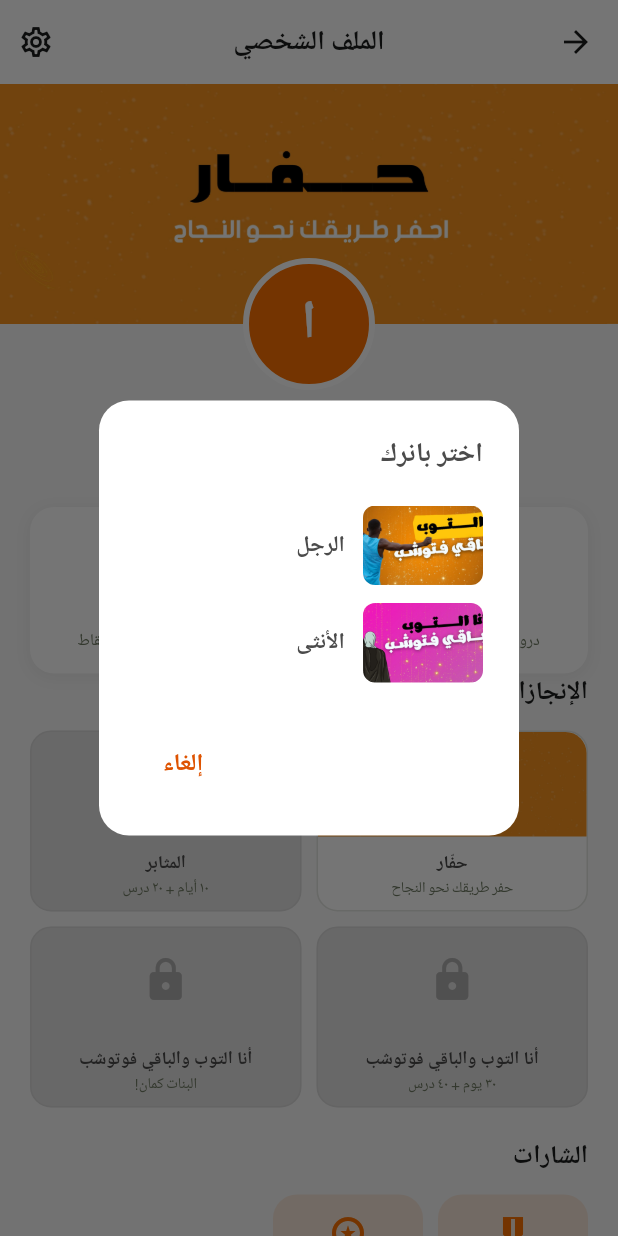
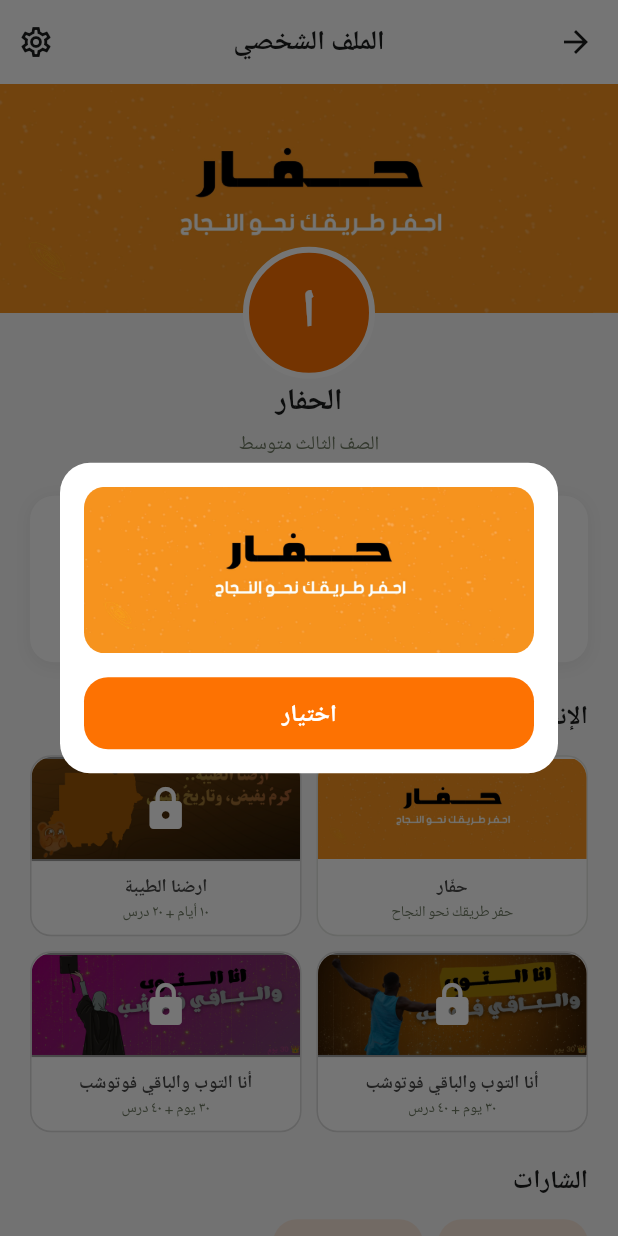
Before and after one commit to Modather22222/haffar, a Flutter app: the ProfileScreen screen opened directly with empty values, after a tap on "حفّار", on a phone screen of 412 x 824 dp. Run offline on Flutter 3.47's test engine with Material 3 defaults, Android fonts, the phone set to English and light mode, and no system bars; our stand-ins replace audioplayers, firebase_core, firebase_messaging, flutter_local_notifications, flutter_svg, go_router and 4 more; accounts and stored records are empty; network calls fail.

Commit message:
feat: banner unlocks, selection dialog, and ratio-safe banner art

```diff
--- a/lib/screens/profile_screen.dart
+++ b/lib/screens/profile_screen.dart
@@ -2,18 +2,24 @@ import '../design_system/colors.dart';
 import '../widgets/profile_view.dart';
 import '../providers/economy_provider.dart';
 import '../providers/progress_provider.dart';
+import '../services/banner_repository.dart';
+import '../utils/app_logger.dart';
+import '../utils/app_toast.dart';
 import '../utils/routes.dart';
 import 'package:go_router/go_router.dart';
 import 'package:flutter/material.dart';
 import 'package:provider/provider.dart';
+import 'package:supabase_flutter/supabase_flutter.dart';
 
 /// Banner assets available per achievement tier.
 class _Banner {
+  final String key;
   final String asset;
   final String title;
   final String desc;
   final bool unlocked;
   const _Banner({
+    required this.key,
     required this.asset,
     required this.title,
     required this.desc,
@@ -61,8 +67,38 @@ class ProfileScreen extends StatelessWidget {
   }
 }
 
-class _ProfileBody extends StatelessWidget {
+class _ProfileBody extends StatefulWidget {
   const _ProfileBody();
+
+  @override
+  State<_ProfileBody> createState() => _ProfileBodyState();
+}
+
+class _ProfileBodyState extends State<_ProfileBody> {
+  /// Server-computed unlock flags (get_my_banners RPC). Empty until the
+  /// fetch lands — and stays empty on failure — in which case the local
+  /// threshold fallback in _bannerGrid applies.
+  Map<String, bool> _bannerUnlocks = {};
+
+  @override
+  void initState() {
+    super.initState();
+    _loadBannerUnlocks();
+  }
+
+  Future<void> _loadBannerUnlocks() async {
+    try {
+      final unlocks = await BannerRepository(
+        Supabase.instance.client,
+      ).getUnlocks();
+      if (mounted && unlocks.isNotEmpty) {
+        setState(() => _bannerUnlocks = unlocks);
+      }
+    } catch (e, st) {
+      AppLog.warn('get_my_banners failed: $e');
+      AppLog.error('get_my_banners', e, st);
+    }
+  }
 
   /// Select banner asset based on user progress thresholds.
   String _selectedBannerAsset(int streak, int lessons) {
@@ -88,10 +124,9 @@ class _ProfileBody extends StatelessWidget {
         xp: economy.xp,
         streak: economy.streak,
         completedLessons: progress.completedLessons,
-        bannerAsset: _selectedBannerAsset(
-          economy.streak,
-          progress.completedLessons,
-        ),
+        bannerAsset:
+            BannerRepository.assets[economy.selectedBanner] ??
+            _selectedBannerAsset(economy.streak, progress.completedLessons),
         trailing: (ctx) => _achievementsSection(ctx),
       ),
     );
@@ -99,7 +134,7 @@ class _ProfileBody extends StatelessWidget {
 
   Widget _achievementsSection(BuildContext context) {
     return Padding(
-      padding: const EdgeInsets.symmetric(horizontal: 20),
+      padding: const EdgeInsets.fromLTRB(20, 24, 20, 0),
       child: Column(
         crossAxisAlignment: CrossAxisAlignment.start,
         children: [
@@ -144,28 +179,32 @@ class _ProfileBody extends StatelessWidget {
 
     final banners = [
       _Banner(
+        key: 'first',
         asset: 'assets/banners/first_banner.jpg',
         title: 'حفّار',
         desc: 'حفر طريقك نحو النجاح',
-        unlocked: true,
+        unlocked: _bannerUnlocks['first'] ?? true,
       ),
       _Banner(
+        key: 'second',
         asset: 'assets/banners/second_banner.jpg',
-        title: 'المثابر',
+        title: 'ارضنا الطيبة',
         desc: '١٠ أيام + ٢٠ درس',
-        unlocked: streak >= 10 && lessons >= 20,
+        unlocked: _bannerUnlocks['second'] ?? (streak >= 10 && lessons >= 20),
       ),
       _Banner(
+        key: 'third',
         asset: 'assets/banners/third_banner_v1.jpg',
         title: 'أنا التوب والباقي فوتوشب',
         desc: '٣٠ يوم + ٤٠ درس',
-        unlocked: streak >= 30 && lessons >= 40,
+        unlocked: _bannerUnlocks['third'] ?? (streak >= 30 && lessons >= 40),
       ),
       _Banner(
+        key: 'fourth',
         asset: 'assets/banners/third_banner_v2.jpg',
         title: 'أنا التوب والباقي فوتوشب',
-        desc: 'البنات كمان!',
-        unlocked: streak >= 30 && lessons >= 40,
+        desc: '٣٠ يوم + ٤٠ درس',
+        unlocked: _bannerUnlocks['fourth'] ?? (streak >= 30 && lessons >= 40),
       ),
     ];
 
@@ -185,11 +224,11 @@ class _ProfileBody extends StatelessWidget {
 
   Widget _bannerCard(BuildContext context, _Banner b) {
     return InkWell(
-      onTap: b.unlocked ? () => _showBannerPicker(context, b) : null,
+      onTap: b.unlocked ? () => _showBannerDialog(b) : null,
       borderRadius: BorderRadius.circular(14),
       child: Container(
         decoration: BoxDecoration(
-          color: b.unlocked ? Colors.white : HaffarColors.surfaceHigh,
+          color: Colors.white,
           borderRadius: BorderRadius.circular(14),
           border: Border.all(
             color: b.unlocked
@@ -200,18 +239,25 @@ class _ProfileBody extends StatelessWidget {
         child: Column(
           children: [
             Expanded(
-              child: b.unlocked
-                  ? ClipRRect(
+              // Banner art always shows; locked cards dim it and overlay
+              // the lock on top instead of hiding the image.
+              child: ClipRRect(
                 borderRadius: const BorderRadius.vertical(
                   top: Radius.circular(14),
                 ),
-                      child: Image.asset(b.asset, fit: BoxFit.cover),
-                    )
-                  : Center(
-                      child: Icon(
-                        Icons.lock,
-                        size: 32,
-                        color: HaffarColors.grey3,
+                child: Stack(
+                  fit: StackFit.expand,
+                  children: [
+                    // fitWidth: whole banner visible; the leftover vertical
+                    // slack blends into the white card (and the lock scrim).
+                    Image.asset(b.asset, fit: BoxFit.fitWidth),
+                    if (!b.unlocked) ...[
+                      Container(color: Colors.black38),
+                      const Center(
+                        child: Icon(Icons.lock, size: 32, color: Colors.white),
+                      ),
+                    ],
+                  ],
                 ),
               ),
             ),
@@ -246,79 +292,78 @@ class _ProfileBody extends StatelessWidget {
     );
   }
 
-  void _showBannerPicker(BuildContext context, _Banner selected) {
-    final banners = [
-      _Banner(
-        asset: 'assets/banners/third_banner_v1.jpg',
-        title: 'الرجل',
-        desc: '',
-        unlocked: true,
-      ),
-      _Banner(
-        asset: 'assets/banners/third_banner_v2.jpg',
-        title: 'الأنثى',
-        desc: '',
-        unlocked: true,
-      ),
-    ];
-    showDialog(
+  /// Mid-screen dialog: full banner preview + a flat primary "اختيار"
+  /// button that persists the choice server-side and updates the header.
+  void _showBannerDialog(_Banner b) {
+    showDialog<void>(
       context: context,
-      builder: (ctx) => AlertDialog(
+      builder: (ctx) => Dialog(
         backgroundColor: Colors.white,
         shape: RoundedRectangleBorder(borderRadius: BorderRadius.circular(20)),
-        title: const Text(
-          'اختر بانرك',
+        child: Padding(
+          padding: const EdgeInsets.all(16),
+          child: Column(
+            mainAxisSize: MainAxisSize.min,
+            children: [
+              ClipRRect(
+                borderRadius: BorderRadius.circular(14),
+                child: SizedBox(
+                  width: (MediaQuery.sizeOf(context).width - 64)
+                      .clamp(240.0, 360.0)
+                      .toDouble(),
+                  child: AspectRatio(
+                    aspectRatio: BannerRepository.aspectRatio,
+                    child: Image.asset(b.asset, fit: BoxFit.cover),
+                  ),
+                ),
+              ),
+              const SizedBox(height: 16),
+              SizedBox(
+                width: double.infinity,
+                height: 48,
+                child: ElevatedButton(
+                  style: ElevatedButton.styleFrom(
+                    backgroundColor: HaffarColors.primary,
+                    elevation: 0,
+                    shape: RoundedRectangleBorder(
+                      borderRadius: BorderRadius.circular(16),
+                    ),
+                  ),
+                  onPressed: () async {
+                    try {
+                      await BannerRepository(
+                        Supabase.instance.client,
+                      ).setSelected(b.key);
+                    } catch (e, st) {
+                      AppToast.error(
+                        e,
+                        fallback: 'تعذر حفظ البانر — حاول مرة أخرى',
+                        logContext: 'setSelectedBanner',
+                        st: st,
+                      );
+                      return; // keep the dialog open for a retry
+                    }
+                    if (ctx.mounted) Navigator.pop(ctx);
+                    if (mounted) {
+                      context.read<EconomyProvider>().applySelectedBanner(
+                        b.key,
+                      );
+                    }
+                  },
+                  child: const Text(
+                    'اختيار',
                     style: TextStyle(
                       fontFamily: 'BeVietnamPro',
-            fontSize: 18,
-            fontWeight: FontWeight.w800,
+                      fontSize: 16,
+                      fontWeight: FontWeight.w700,
+                      color: Colors.white,
                     ),
                   ),
-        content: Column(
-          mainAxisSize: MainAxisSize.min,
-          children: banners.map((b) {
-            return InkWell(
-              onTap: () {
-                // Save selection (persist via SharedPreferences or DB in future)
-                Navigator.pop(context);
-                ScaffoldMessenger.of(context).showSnackBar(
-                  SnackBar(content: Text('تم اختيار: ${b.title}')),
-                );
-              },
-              child: Container(
-                margin: const EdgeInsets.symmetric(vertical: 6),
-                child: Row(
-                  children: [
-                    ClipRRect(
-                      borderRadius: BorderRadius.circular(8),
-                      child: Image.asset(
-                        b.asset,
-                        width: 80,
-                        height: 53,
-                        fit: BoxFit.cover,
-                      ),
-                    ),
-                    const SizedBox(width: 12),
-                    Text(
-                      b.title,
-                      style: const TextStyle(
-                        fontFamily: 'BeVietnamPro',
-                        fontSize: 15,
-                        fontWeight: FontWeight.w700,
                 ),
               ),
             ],
           ),
         ),
-            );
-          }).toList(),
-        ),
-        actions: [
-          TextButton(
-            onPressed: () => Navigator.pop(context),
-            child: const Text('إلغاء'),
-          ),
-        ],
       ),
     );
   }
--- a/lib/screens/public_profile_screen.dart
+++ b/lib/screens/public_profile_screen.dart
@@ -1,6 +1,7 @@
 import 'package:flutter/material.dart';
 
 import '../design_system/colors.dart';
+import '../services/banner_repository.dart';
 import '../services/xp_repository.dart';
 import '../utils/app_error.dart';
 import '../utils/app_logger.dart';
@@ -64,6 +65,10 @@ class _PublicProfileScreenState extends State<PublicProfileScreen> {
       (_profile?['display_name'] as String?) ?? widget.fallbackName ?? 'البطل';
 
   String _bannerAsset() {
+    // Server-stored choice wins; thresholds only as a legacy fallback.
+    final key = _profile?['selected_banner'] as String?;
+    final selected = key == null ? null : BannerRepository.assets[key];
+    if (selected != null) return selected;
     final streak = (_profile?['streak'] as num?)?.toInt() ?? 0;
     final lessons = (_profile?['completed_lessons'] as num?)?.toInt() ?? 0;
     if (streak >= 30 && lessons >= 40) {
--- /dev/null
+++ b/lib/services/banner_repository.dart
@@ -0,0 +1,46 @@
+import 'package:supabase_flutter/supabase_flutter.dart';
+
+/// Server-computed per-banner unlocks (get_my_banners RPC).
+/// The حسابي banner grid treats this as authoritative; the local
+/// streak/lesson thresholds in the screen are only a fallback while this
+/// fetch is pending or fails.
+class BannerRepository {
+  /// banner_key → asset path (keys stored in profiles.selected_banner).
+  static const Map<String, String> assets = {
+    'first': 'assets/banners/first_banner.jpg',
+    'second': 'assets/banners/second_banner.jpg',
+    'third': 'assets/banners/third_banner_v1.jpg',
+    'fourth': 'assets/banners/third_banner_v2.jpg',
+  };
+
+  /// Every banner asset shares this ratio (2658×984 ≈ 2.70:1) — lock the
+  /// rendering boxes to it so the whole image is visible without cropping.
+  static const double aspectRatio = 2658 / 984;
+
+  final SupabaseClient _client;
+
+  BannerRepository(this._client);
+
+  String? get _uid => _client.auth.currentUser?.id;
+
+  /// banner_key → unlocked, e.g. {'first': true, 'second': false, …}.
+  Future<Map<String, bool>> getUnlocks() async {
+    final uid = _uid;
+    if (uid == null) return {};
+    final result = await _client.rpc(
+      'get_my_banners',
+      params: {'p_user_id': uid},
+    );
+    final rows = result as List<dynamic>;
+    return {
+      for (final row in rows)
+        ((row as Map<String, dynamic>)['banner_key'] as String):
+            row['unlocked'] as bool,
+    };
+  }
+
+  /// Persists the chosen banner (server re-validates it is unlocked).
+  Future<void> setSelected(String bannerKey) async {
+    await _client.rpc('set_selected_banner', params: {'p_banner': bannerKey});
+  }
+}
--- a/lib/widgets/profile_view.dart
+++ b/lib/widgets/profile_view.dart
@@ -1,6 +1,7 @@
 import 'package:flutter/material.dart';
 
 import '../design_system/colors.dart';
+import '../services/banner_repository.dart';
 import 'xp_icon.dart';
 
 /// Shared profile header: achievement banner, overlapping avatar, name,
@@ -44,19 +45,24 @@ class ProfileView extends StatelessWidget {
     return Column(
       children: [
         // ── Banner + avatar ──────────────────────────────────────────────
-        Stack(
+        // Height follows the art's own ratio (≈2.70:1) so the whole banner
+        // shows — a fixed 160px + cover cropped the sides on phones.
+        LayoutBuilder(
+          builder: (context, constraints) {
+            final bannerH = constraints.maxWidth / BannerRepository.aspectRatio;
+            return Stack(
               clipBehavior: Clip.none,
               children: [
-            Image.asset(
-              bannerAsset,
-              height: 160,
-              width: double.infinity,
-              fit: BoxFit.cover,
+                SizedBox(
+                  width: constraints.maxWidth,
+                  height: bannerH,
+                  child: Image.asset(bannerAsset, fit: BoxFit.cover),
                 ),
                 Positioned(
                   left: 0,
                   right: 0,
-              top: 116,
+                  // Avatar still hangs 44px below the banner, as before.
+                  top: bannerH - 44,
                   child: Center(
                     child: Container(
                       width: 88,
@@ -81,6 +87,8 @@ class ProfileView extends StatelessWidget {
                   ),
                 ),
               ],
+            );
+          },
         ),
         const SizedBox(height: 44),
 
```
Also changed, not shown: lib/providers/economy_provider.dart (+11 -0 lines), 2 other files. Lines whose indentation alone changed are shown as unchanged.
